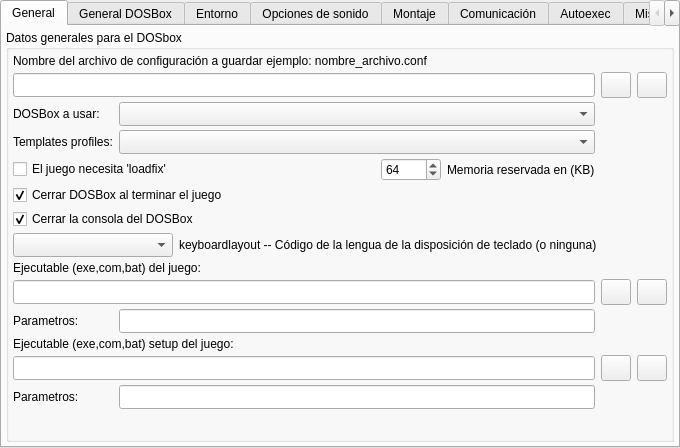
Before: the Qt Designer form ui/addedit_dosbox.ui in Monthy/gr-lida, drawn with Qt 5.
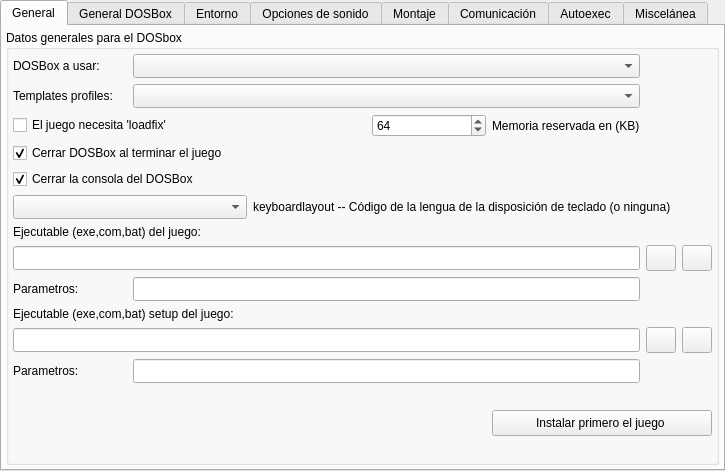
After: the same form once the commit is applied. Icons and pictures are not drawn.

Diff of the .ui file:
```diff
--- a/ui/addedit_dosbox.ui
+++ b/ui/addedit_dosbox.ui
@@ -6,8 +6,8 @@
    <rect>
     <x>0</x>
     <y>0</y>
-    <width>680</width>
-    <height>448</height>
+    <width>725</width>
+    <height>471</height>
    </rect>
   </property>
   <property name="windowTitle">
@@ -38,26 +38,25 @@
       <property name="title">
        <string>Datos generales para el DOSbox</string>
       </property>
-      <layout class="QVBoxLayout" name="verticalLayout_16">
-       <property name="leftMargin">
+      <layout class="QGridLayout" name="gridLayout_2" columnstretch="0,0,0,0,0,0,0">
+       <property name="margin">
         <number>4</number>
        </property>
-       <property name="topMargin">
-        <number>4</number>
-       </property>
-       <property name="rightMargin">
-        <number>4</number>
-       </property>
-       <property name="bottomMargin">
-        <number>4</number>
-       </property>
-       <item>
-        <layout class="QGridLayout" name="gridLayout_2" columnstretch="0,0,1,0,0,0,0">
-         <property name="verticalSpacing">
-          <number>4</number>
-         </property>
-         <item row="1" column="0" colspan="5">
-          <widget class="QLineEdit" name="txtDbx_path_conf">
+       <item row="12" column="0">
+        <spacer name="verticalSpacer_2">
+         <property name="orientation">
+          <enum>Qt::Vertical</enum>
+         </property>
+         <property name="sizeHint" stdset="0">
+          <size>
+           <width>20</width>
+           <height>71</height>
+          </size>
+         </property>
+        </spacer>
+       </item>
+       <item row="10" column="0" colspan="5">
+        <widget class="QLineEdit" name="txtDbx_path_setup">
            <property name="minimumSize">
             <size>
              <width>0</width>
@@ -66,54 +65,51 @@
            </property>
           </widget>
          </item>
-         <item row="1" column="5">
-          <widget class="QPushButton" name="btnDbx_FileConfg">
-           <property name="minimumSize">
-            <size>
-             <width>30</width>
-             <height>26</height>
-            </size>
-           </property>
-           <property name="maximumSize">
-            <size>
-             <width>30</width>
-             <height>26</height>
-            </size>
-           </property>
-           <property name="icon">
-            <iconset resource="../res/gr-lida.qrc">
-             <normaloff>:/img16/carpeta_1.png</normaloff>:/img16/carpeta_1.png</iconset>
-           </property>
-          </widget>
-         </item>
-         <item row="1" column="6">
-          <widget class="QPushButton" name="btnDbx_FileConfg_clear">
+       <item row="0" column="0">
+        <widget class="QLabel" name="lb_Dbx_75">
+         <property name="text">
+          <string>DOSBox a usar:</string>
+         </property>
+        </widget>
+       </item>
+       <item row="2" column="4" colspan="3">
+        <widget class="QLabel" name="lb_Dbx_2">
+         <property name="text">
+          <string>Memoria reservada en (KB)</string>
+         </property>
+        </widget>
+       </item>
+       <item row="6" column="0" colspan="7">
+        <widget class="QLabel" name="lb_Dbx_3">
+         <property name="text">
+          <string>Ejecutable (exe,com,bat) del juego:</string>
+         </property>
+         <property name="wordWrap">
+          <bool>true</bool>
+         </property>
+        </widget>
+       </item>
+       <item row="11" column="1" colspan="4">
+        <widget class="QLineEdit" name="txtDbx_parametros_setup">
            <property name="minimumSize">
             <size>
-             <width>30</width>
-             <height>26</height>
-            </size>
-           </property>
-           <property name="maximumSize">
-            <size>
-             <width>30</width>
-             <height>26</height>
-            </size>
-           </property>
-           <property name="icon">
-            <iconset resource="../res/gr-lida.qrc">
-             <normaloff>:/img16/limpiar.png</normaloff>:/img16/limpiar.png</iconset>
-           </property>
-          </widget>
-         </item>
-         <item row="3" column="0">
-          <widget class="QLabel" name="lb_Dbx_0">
+           <width>0</width>
+           <height>24</height>
+          </size>
+         </property>
+        </widget>
+       </item>
+       <item row="9" column="0" colspan="7">
+        <widget class="QLabel" name="lb_Dbx_5">
            <property name="text">
-            <string>Templates profiles:</string>
-           </property>
-          </widget>
-         </item>
-         <item row="3" column="1" colspan="4">
+          <string>Ejecutable (exe,com,bat) setup del juego:</string>
+         </property>
+         <property name="wordWrap">
+          <bool>true</bool>
+         </property>
+        </widget>
+       </item>
+       <item row="1" column="1" colspan="4">
           <widget class="QComboBox" name="cbxDbx_Profiles">
            <property name="minimumSize">
             <size>
@@ -123,7 +119,81 @@
            </property>
           </widget>
          </item>
-         <item row="4" column="3">
+       <item row="7" column="5">
+        <widget class="QPushButton" name="btnDbx_ExeJuego">
+         <property name="minimumSize">
+          <size>
+           <width>30</width>
+           <height>26</height>
+          </size>
+         </property>
+         <property name="maximumSize">
+          <size>
+           <width>30</width>
+           <height>26</height>
+          </size>
+         </property>
+         <property name="icon">
+          <iconset resource="../res/gr-lida.qrc">
+           <normaloff>:/img16/carpeta_1.png</normaloff>:/img16/carpeta_1.png</iconset>
+         </property>
+        </widget>
+       </item>
+       <item row="0" column="1" colspan="4">
+        <widget class="QComboBox" name="cbxDbx_EmuKey">
+         <property name="minimumSize">
+          <size>
+           <width>0</width>
+           <height>24</height>
+          </size>
+         </property>
+        </widget>
+       </item>
+       <item row="10" column="6">
+        <widget class="QPushButton" name="btnDbx_ExeSetup_clear">
+         <property name="minimumSize">
+          <size>
+           <width>30</width>
+           <height>26</height>
+          </size>
+         </property>
+         <property name="maximumSize">
+          <size>
+           <width>30</width>
+           <height>26</height>
+          </size>
+         </property>
+         <property name="icon">
+          <iconset resource="../res/gr-lida.qrc">
+           <normaloff>:/img16/limpiar.png</normaloff>:/img16/limpiar.png</iconset>
+         </property>
+        </widget>
+       </item>
+       <item row="8" column="0">
+        <widget class="QLabel" name="lb_Dbx_4">
+         <property name="text">
+          <string>Parametros:</string>
+         </property>
+        </widget>
+       </item>
+       <item row="8" column="1" colspan="4">
+        <widget class="QLineEdit" name="txtDbx_parametros_exe">
+         <property name="minimumSize">
+          <size>
+           <width>0</width>
+           <height>24</height>
+          </size>
+         </property>
+        </widget>
+       </item>
+       <item row="11" column="0">
+        <widget class="QLabel" name="lb_Dbx_6">
+         <property name="text">
+          <string>Parametros:</string>
+         </property>
+        </widget>
+       </item>
+       <item row="2" column="3">
           <widget class="QSpinBox" name="spinDbx_loadfix_mem">
            <property name="minimumSize">
             <size>
@@ -142,60 +212,7 @@
            </property>
           </widget>
          </item>
-         <item row="4" column="4" colspan="3">
-          <widget class="QLabel" name="lb_Dbx_2">
-           <property name="minimumSize">
-            <size>
-             <width>220</width>
-             <height>0</height>
-            </size>
-           </property>
-           <property name="text">
-            <string>Memoria reservada en (KB)</string>
-           </property>
-          </widget>
-         </item>
-         <item row="5" column="4" colspan="3">
-          <widget class="QLabel" name="lb_Dbx_70">
-           <property name="minimumSize">
-            <size>
-             <width>220</width>
-             <height>0</height>
-            </size>
-           </property>
-          </widget>
-         </item>
-         <item row="9" column="0" colspan="5">
-          <widget class="QLineEdit" name="txtDbx_path_exe">
-           <property name="minimumSize">
-            <size>
-             <width>0</width>
-             <height>24</height>
-            </size>
-           </property>
-          </widget>
-         </item>
-         <item row="9" column="5">
-          <widget class="QPushButton" name="btnDbx_ExeJuego">
-           <property name="minimumSize">
-            <size>
-             <width>30</width>
-             <height>26</height>
-            </size>
-           </property>
-           <property name="maximumSize">
-            <size>
-             <width>30</width>
-             <height>26</height>
-            </size>
-           </property>
-           <property name="icon">
-            <iconset resource="../res/gr-lida.qrc">
-             <normaloff>:/img16/carpeta_1.png</normaloff>:/img16/carpeta_1.png</iconset>
-           </property>
-          </widget>
-         </item>
-         <item row="9" column="6">
+       <item row="7" column="6">
           <widget class="QPushButton" name="btnDbx_ExeJuego_clear">
            <property name="minimumSize">
             <size>
@@ -215,24 +232,14 @@
            </property>
           </widget>
          </item>
-         <item row="10" column="0">
-          <widget class="QLabel" name="lb_Dbx_4">
+       <item row="1" column="0">
+        <widget class="QLabel" name="lb_Dbx_0">
            <property name="text">
-            <string>Parametros:</string>
+          <string>Templates profiles:</string>
            </property>
           </widget>
          </item>
-         <item row="12" column="0" colspan="5">
-          <widget class="QLineEdit" name="txtDbx_path_setup">
-           <property name="minimumSize">
-            <size>
-             <width>0</width>
-             <height>24</height>
-            </size>
-           </property>
-          </widget>
-         </item>
-         <item row="12" column="5">
+       <item row="10" column="5">
           <widget class="QPushButton" name="btnDbx_ExeSetup">
            <property name="minimumSize">
             <size>
@@ -252,35 +259,8 @@
            </property>
           </widget>
          </item>
-         <item row="12" column="6">
-          <widget class="QPushButton" name="btnDbx_ExeSetup_clear">
-           <property name="minimumSize">
-            <size>
-             <width>30</width>
-             <height>26</height>
-            </size>
-           </property>
-           <property name="maximumSize">
-            <size>
-             <width>30</width>
-             <height>26</height>
-            </size>
-           </property>
-           <property name="icon">
-            <iconset resource="../res/gr-lida.qrc">
-             <normaloff>:/img16/limpiar.png</normaloff>:/img16/limpiar.png</iconset>
-           </property>
-          </widget>
-         </item>
-         <item row="13" column="0">
-          <widget class="QLabel" name="lb_Dbx_6">
-           <property name="text">
-            <string>Parametros:</string>
-           </property>
-          </widget>
-         </item>
-         <item row="13" column="1" colspan="4">
-          <widget class="QLineEdit" name="txtDbx_parametros_setup">
+       <item row="7" column="0" colspan="5">
+        <widget class="QLineEdit" name="txtDbx_path_exe">
            <property name="minimumSize">
             <size>
              <width>0</width>
@@ -289,17 +269,37 @@
            </property>
           </widget>
          </item>
-         <item row="6" column="0" colspan="3">
-          <widget class="QCheckBox" name="chkDbx_consola_dbox">
+       <item row="3" column="4" colspan="3">
+        <widget class="QLabel" name="lb_Dbx_70">
+         <property name="minimumSize">
+          <size>
+           <width>220</width>
+           <height>0</height>
+          </size>
+         </property>
+        </widget>
+       </item>
+       <item row="5" column="0" colspan="2">
+        <widget class="QComboBox" name="cbxDbx_dos_keyboardlayout">
+         <property name="minimumSize">
+          <size>
+           <width>200</width>
+           <height>24</height>
+          </size>
+         </property>
+        </widget>
+       </item>
+       <item row="5" column="2" colspan="5">
+        <widget class="QLabel" name="lb_Dbx_64">
            <property name="text">
-            <string>Cerrar la consola del DOSBox</string>
-           </property>
-           <property name="checked">
+          <string>keyboardlayout -- Código de la lengua de la disposición de teclado (o ninguna)</string>
+         </property>
+         <property name="wordWrap">
             <bool>true</bool>
            </property>
           </widget>
          </item>
-         <item row="5" column="0" colspan="3">
+       <item row="3" column="0" colspan="3">
           <widget class="QCheckBox" name="chkDbx_cerrar_dbox">
            <property name="text">
             <string>Cerrar DOSBox al terminar el juego</string>
@@ -309,110 +309,39 @@
            </property>
           </widget>
          </item>
-         <item row="4" column="0" colspan="3">
+       <item row="2" column="0" colspan="3">
           <widget class="QCheckBox" name="chkDbx_loadfix">
            <property name="text">
             <string>El juego necesita 'loadfix'</string>
            </property>
           </widget>
          </item>
-         <item row="8" column="0" colspan="7">
-          <widget class="QLabel" name="lb_Dbx_3">
+       <item row="4" column="0" colspan="3">
+        <widget class="QCheckBox" name="chkDbx_consola_dbox">
            <property name="text">
-            <string>Ejecutable (exe,com,bat) del juego:</string>
-           </property>
-           <property name="wordWrap">
+          <string>Cerrar la consola del DOSBox</string>
+         </property>
+         <property name="checked">
             <bool>true</bool>
            </property>
           </widget>
          </item>
-         <item row="11" column="0" colspan="7">
-          <widget class="QLabel" name="lb_Dbx_5">
-           <property name="text">
-            <string>Ejecutable (exe,com,bat) setup del juego:</string>
-           </property>
-           <property name="wordWrap">
-            <bool>true</bool>
-           </property>
-          </widget>
-         </item>
-         <item row="0" column="0" colspan="7">
-          <widget class="QLabel" name="lb_Dbx_1">
-           <property name="text">
-            <string>Nombre del archivo de configuración a guardar ejemplo: nombre_archivo.conf</string>
-           </property>
-           <property name="wordWrap">
-            <bool>true</bool>
-           </property>
-          </widget>
-         </item>
-         <item row="7" column="2" colspan="5">
-          <widget class="QLabel" name="lb_Dbx_64">
-           <property name="text">
-            <string>keyboardlayout -- Código de la lengua de la disposición de teclado (o ninguna)</string>
-           </property>
-           <property name="wordWrap">
-            <bool>true</bool>
-           </property>
-          </widget>
-         </item>
-         <item row="7" column="0" colspan="2">
-          <widget class="QComboBox" name="cbxDbx_dos_keyboardlayout">
+       <item row="12" column="4" colspan="3">
+        <widget class="QPushButton" name="btnInstalarJuego">
            <property name="minimumSize">
             <size>
-             <width>160</width>
-             <height>24</height>
-            </size>
-           </property>
-           <property name="maximumSize">
-            <size>
-             <width>200</width>
-             <height>16777215</height>
-            </size>
-           </property>
-          </widget>
-         </item>
-         <item row="10" column="1" colspan="4">
-          <widget class="QLineEdit" name="txtDbx_parametros_exe">
-           <property name="minimumSize">
-            <size>
              <width>0</width>
-             <height>24</height>
-            </size>
-           </property>
-          </widget>
-         </item>
-         <item row="2" column="0">
-          <widget class="QLabel" name="lb_Dbx_75">
+           <height>26</height>
+          </size>
+         </property>
            <property name="text">
-            <string>DOSBox a usar:</string>
-           </property>
-          </widget>
-         </item>
-         <item row="2" column="1" colspan="4">
-          <widget class="QComboBox" name="cbxDbx_EmuKey">
-           <property name="minimumSize">
-            <size>
-             <width>0</width>
-             <height>24</height>
-            </size>
-           </property>
-          </widget>
-         </item>
-        </layout>
-       </item>
-       <item>
-        <spacer name="verticalSpacer_2">
-         <property name="orientation">
-          <enum>Qt::Vertical</enum>
-         </property>
-         <property name="sizeHint" stdset="0">
-          <size>
-           <width>20</width>
-           <height>71</height>
-          </size>
-         </property>
-        </spacer>
+          <string>Instalar primero el juego </string>
+         </property>
+         <property name="icon">
+          <iconset resource="../res/gr-lida.qrc">
+           <normaloff>:/img16/ejecutar_app_setup.png</normaloff>:/img16/ejecutar_app_setup.png</iconset>
+         </property>
+        </widget>
        </item>
       </layout>
      </widget>
```
Left out of the diff: 1307 changed lines with no effect on the pictures. Lines whose indentation alone changed are shown as unchanged.
